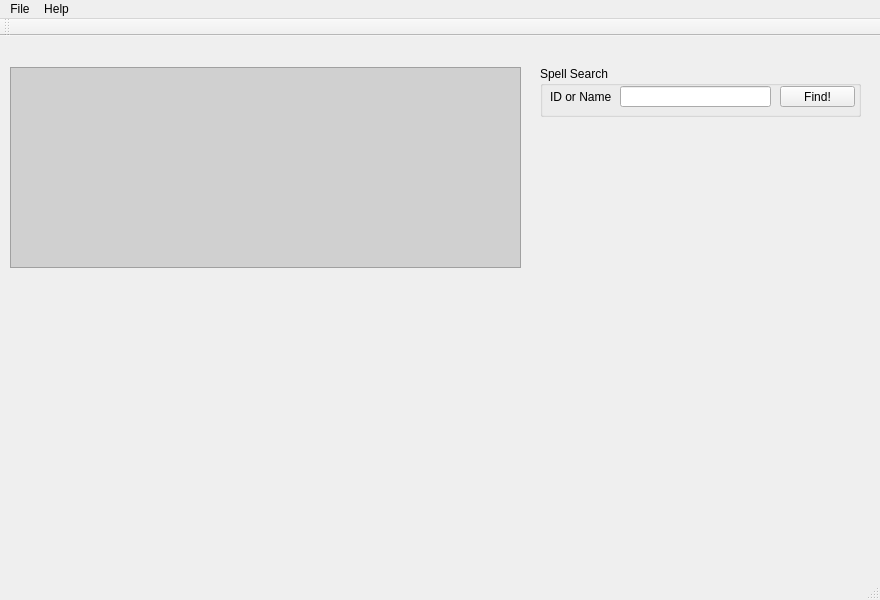
sidsukana/QSpellWork, file QSW/SpellWorkUI.ui: the form before one commit.
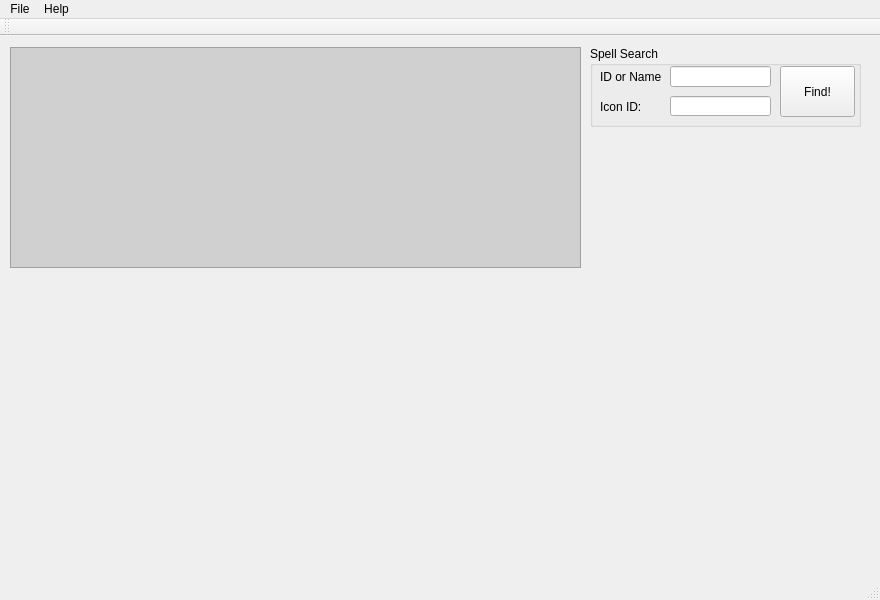
The form after the commit.

Commit message: [1] Action exit

The edit to the form file:
```diff
--- a/QSW/SpellWorkUI.ui
+++ b/QSW/SpellWorkUI.ui
@@ -17,10 +17,10 @@
    <widget class="QGroupBox" name="groupBox">
     <property name="geometry">
      <rect>
-      <x>540</x>
-      <y>30</y>
-      <width>321</width>
-      <height>51</height>
+      <x>590</x>
+      <y>10</y>
+      <width>271</width>
+      <height>81</height>
      </rect>
     </property>
     <property name="title">
@@ -31,7 +31,7 @@
       <rect>
        <x>80</x>
        <y>20</y>
-       <width>151</width>
+       <width>101</width>
        <height>21</height>
       </rect>
      </property>
@@ -52,24 +52,47 @@
     <widget class="QPushButton" name="findButton">
      <property name="geometry">
       <rect>
-       <x>240</x>
+       <x>190</x>
        <y>20</y>
        <width>75</width>
-       <height>21</height>
+       <height>51</height>
       </rect>
      </property>
      <property name="text">
       <string>Find!</string>
      </property>
     </widget>
+    <widget class="QLabel" name="findLine_l2">
+     <property name="geometry">
+      <rect>
+       <x>10</x>
+       <y>50</y>
+       <width>61</width>
+       <height>21</height>
+      </rect>
+     </property>
+     <property name="text">
+      <string>Icon ID:</string>
+     </property>
+    </widget>
+    <widget class="QLineEdit" name="findLine_e2">
+     <property name="geometry">
+      <rect>
+       <x>80</x>
+       <y>50</y>
+       <width>101</width>
+       <height>20</height>
+      </rect>
+     </property>
+    </widget>
    </widget>
    <widget class="QTextBrowser" name="SpellInfoBrowser">
     <property name="geometry">
      <rect>
       <x>10</x>
-      <y>31</y>
-      <width>511</width>
-      <height>201</height>
+      <y>11</y>
+      <width>571</width>
+      <height>221</height>
      </rect>
     </property>
     <property name="styleSheet">
```
Left out of the diff: 3 changed lines with no effect on the pictures. The commit also changes 2 other files.
